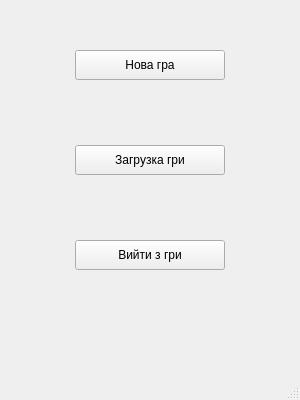
The window that Lab6/windows/mainwindow.ui (x-FIREFOUR-x/AlgoLab6) describes before a commit, drawn with Qt 5.
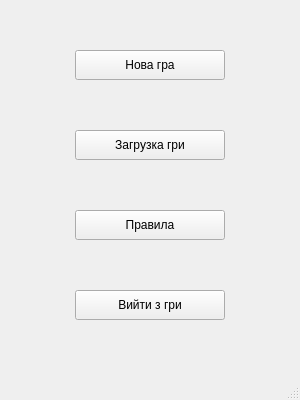
The same window after the commit.

Commit message: finish windowRules & use this window

What changed in the file:
```diff
--- a/Lab6/windows/mainwindow.ui
+++ b/Lab6/windows/mainwindow.ui
@@ -34,7 +34,7 @@
     <property name="geometry">
      <rect>
       <x>75</x>
-      <y>240</y>
+      <y>290</y>
       <width>150</width>
       <height>30</height>
      </rect>
@@ -47,7 +47,7 @@
     <property name="geometry">
      <rect>
       <x>75</x>
-      <y>145</y>
+      <y>130</y>
       <width>150</width>
       <height>30</height>
      </rect>
@@ -56,6 +56,19 @@
      <string>Загрузка гри</string>
     </property>
    </widget>
+   <widget class="QPushButton" name="ButtonRules">
+    <property name="geometry">
+     <rect>
+      <x>75</x>
+      <y>210</y>
+      <width>150</width>
+      <height>30</height>
+     </rect>
+    </property>
+    <property name="text">
+     <string>Правила</string>
+    </property>
+   </widget>
   </widget>
   <widget class="QMenuBar" name="menubar">
    <property name="geometry">
```
The commit also changes 7 other files.
